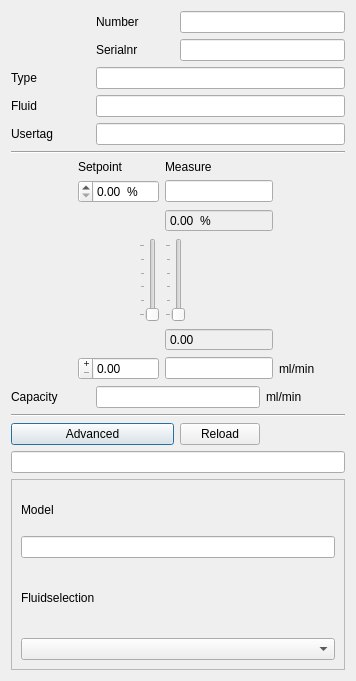
ArJKloek/FlowControl, file ui/flowchannel.ui: the form before one commit.
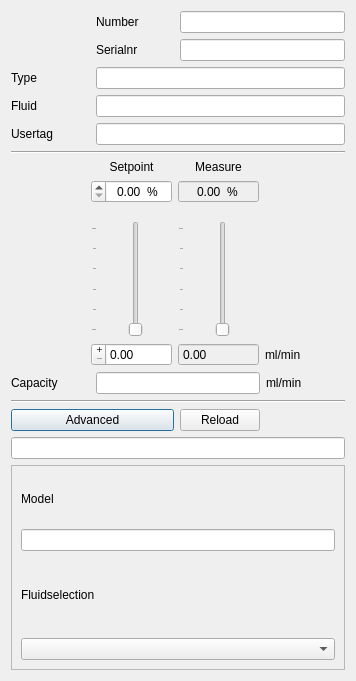
The form after the commit.

```diff
--- a/ui/flowchannel.ui
+++ b/ui/flowchannel.ui
@@ -229,58 +229,14 @@
    </item>
    <item row="10" column="0" colspan="4">
     <layout class="QGridLayout" name="gridLayout_3">
-     <item row="2" column="3">
-      <widget class="QDoubleSpinBox" name="ds_measure_percent">
-       <property name="enabled">
-        <bool>false</bool>
-       </property>
-       <property name="readOnly">
-        <bool>true</bool>
-       </property>
-       <property name="buttonSymbols">
-        <enum>QAbstractSpinBox::NoButtons</enum>
-       </property>
-       <property name="suffix">
-        <string>  %</string>
-       </property>
-       <property name="maximum">
-        <double>100.000000000000000</double>
-       </property>
-      </widget>
-     </item>
-     <item row="3" column="2">
-      <widget class="QSlider" name="vs_setpoint">
-       <property name="sizePolicy">
-        <sizepolicy hsizetype="Fixed" vsizetype="Expanding">
-         <horstretch>0</horstretch>
-         <verstretch>0</verstretch>
-        </sizepolicy>
-       </property>
-       <property name="layoutDirection">
-        <enum>Qt::RightToLeft</enum>
-       </property>
-       <property name="maximum">
-        <number>100</number>
-       </property>
-       <property name="orientation">
-        <enum>Qt::Vertical</enum>
-       </property>
-       <property name="invertedAppearance">
-        <bool>false</bool>
-       </property>
-       <property name="tickPosition">
-        <enum>QSlider::TicksAbove</enum>
-       </property>
-       <property name="tickInterval">
-        <number>20</number>
-       </property>
-      </widget>
-     </item>
      <item row="5" column="2">
       <widget class="QDoubleSpinBox" name="ds_setpoint_flow">
        <property name="layoutDirection">
         <enum>Qt::RightToLeft</enum>
        </property>
+       <property name="alignment">
+        <set>Qt::AlignLeading|Qt::AlignLeft|Qt::AlignVCenter</set>
+       </property>
        <property name="buttonSymbols">
         <enum>QAbstractSpinBox::PlusMinus</enum>
        </property>
@@ -289,47 +245,6 @@
        </property>
       </widget>
      </item>
-     <item row="3" column="3">
-      <widget class="QSlider" name="vs_measure">
-       <property name="enabled">
-        <bool>true</bool>
-       </property>
-       <property name="sizePolicy">
-        <sizepolicy hsizetype="Fixed" vsizetype="Expanding">
-         <horstretch>0</horstretch>
-         <verstretch>0</verstretch>
-        </sizepolicy>
-       </property>
-       <property name="maximum">
-        <number>100</number>
-       </property>
-       <property name="orientation">
-        <enum>Qt::Vertical</enum>
-       </property>
-       <property name="tickPosition">
-        <enum>QSlider::TicksAbove</enum>
-       </property>
-       <property name="tickInterval">
-        <number>20</number>
-       </property>
-      </widget>
-     </item>
-     <item row="1" column="3">
-      <widget class="QLineEdit" name="le_measure_percent">
-       <property name="enabled">
-        <bool>true</bool>
-       </property>
-       <property name="sizePolicy">
-        <sizepolicy hsizetype="Minimum" vsizetype="Fixed">
-         <horstretch>0</horstretch>
-         <verstretch>0</verstretch>
-        </sizepolicy>
-       </property>
-       <property name="readOnly">
-        <bool>true</bool>
-       </property>
-      </widget>
-     </item>
      <item row="5" column="4">
       <widget class="QLabel" name="lb_unit1">
        <property name="text">
@@ -337,22 +252,6 @@
        </property>
       </widget>
      </item>
-     <item row="5" column="3">
-      <widget class="QLineEdit" name="le_measure_flow">
-       <property name="enabled">
-        <bool>true</bool>
-       </property>
-       <property name="sizePolicy">
-        <sizepolicy hsizetype="Minimum" vsizetype="Fixed">
-         <horstretch>0</horstretch>
-         <verstretch>0</verstretch>
-        </sizepolicy>
-       </property>
-       <property name="readOnly">
-        <bool>true</bool>
-       </property>
-      </widget>
-     </item>
      <item row="0" column="1" rowspan="4">
       <spacer name="horizontalSpacer">
        <property name="orientation">
@@ -384,6 +283,9 @@
        <property name="layoutDirection">
         <enum>Qt::RightToLeft</enum>
        </property>
+       <property name="alignment">
+        <set>Qt::AlignCenter</set>
+       </property>
        <property name="buttonSymbols">
         <enum>QAbstractSpinBox::UpDownArrows</enum>
        </property>
@@ -400,6 +302,9 @@
        <property name="text">
         <string>Measure</string>
        </property>
+       <property name="alignment">
+        <set>Qt::AlignCenter</set>
+       </property>
       </widget>
      </item>
      <item row="0" column="2">
@@ -407,9 +312,34 @@
        <property name="text">
         <string>Setpoint</string>
        </property>
+       <property name="alignment">
+        <set>Qt::AlignCenter</set>
+       </property>
       </widget>
      </item>
-     <item row="4" column="3">
+     <item row="1" column="3">
+      <widget class="QDoubleSpinBox" name="ds_measure_percent">
+       <property name="enabled">
+        <bool>false</bool>
+       </property>
+       <property name="alignment">
+        <set>Qt::AlignCenter</set>
+       </property>
+       <property name="readOnly">
+        <bool>true</bool>
+       </property>
+       <property name="buttonSymbols">
+        <enum>QAbstractSpinBox::NoButtons</enum>
+       </property>
+       <property name="suffix">
+        <string>  %</string>
+       </property>
+       <property name="maximum">
+        <double>100.000000000000000</double>
+       </property>
+      </widget>
+     </item>
+     <item row="5" column="3">
       <widget class="QDoubleSpinBox" name="ds_measure_flow">
        <property name="enabled">
         <bool>false</bool>
@@ -428,6 +358,59 @@
        </property>
       </widget>
      </item>
+     <item row="4" column="2">
+      <widget class="QSlider" name="vs_setpoint">
+       <property name="sizePolicy">
+        <sizepolicy hsizetype="Expanding" vsizetype="Expanding">
+         <horstretch>0</horstretch>
+         <verstretch>0</verstretch>
+        </sizepolicy>
+       </property>
+       <property name="layoutDirection">
+        <enum>Qt::RightToLeft</enum>
+       </property>
+       <property name="inputMethodHints">
+        <set>Qt::ImhLatinOnly|Qt::ImhNoPredictiveText</set>
+       </property>
+       <property name="maximum">
+        <number>100</number>
+       </property>
+       <property name="orientation">
+        <enum>Qt::Vertical</enum>
+       </property>
+       <property name="tickPosition">
+        <enum>QSlider::TicksAbove</enum>
+       </property>
+       <property name="tickInterval">
+        <number>20</number>
+       </property>
+      </widget>
+     </item>
+     <item row="4" column="3">
+      <widget class="QSlider" name="vs_measure">
+       <property name="sizePolicy">
+        <sizepolicy hsizetype="Expanding" vsizetype="Expanding">
+         <horstretch>0</horstretch>
+         <verstretch>0</verstretch>
+        </sizepolicy>
+       </property>
+       <property name="layoutDirection">
+        <enum>Qt::LeftToRight</enum>
+       </property>
+       <property name="maximum">
+        <number>100</number>
+       </property>
+       <property name="orientation">
+        <enum>Qt::Vertical</enum>
+       </property>
+       <property name="tickPosition">
+        <enum>QSlider::TicksAbove</enum>
+       </property>
+       <property name="tickInterval">
+        <number>20</number>
+       </property>
+      </widget>
+     </item>
     </layout>
    </item>
    <item row="13" column="3">
```
